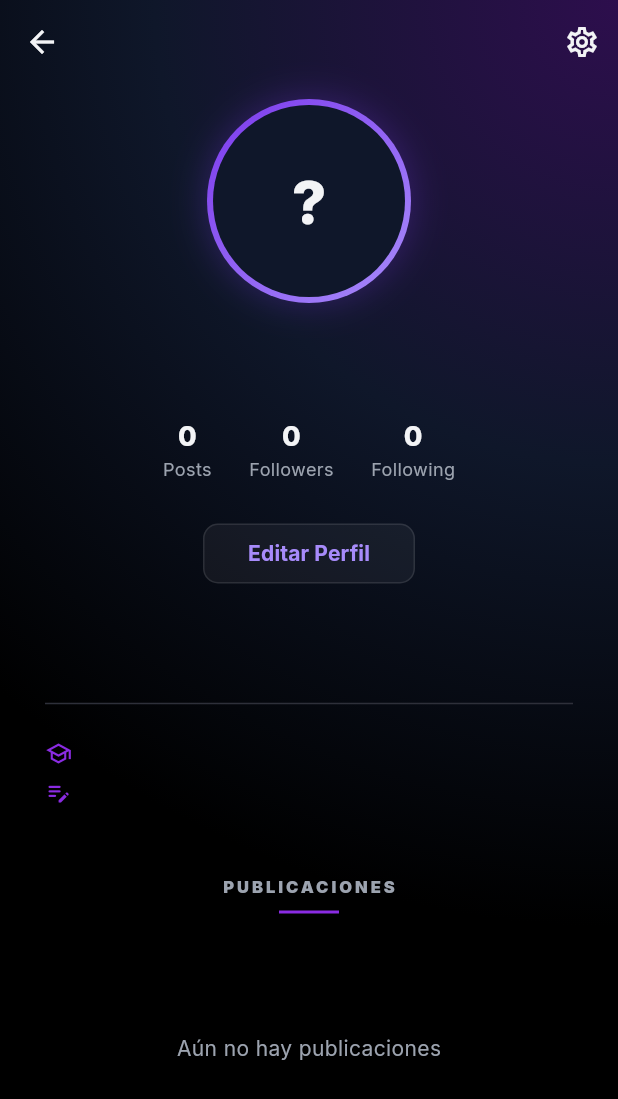
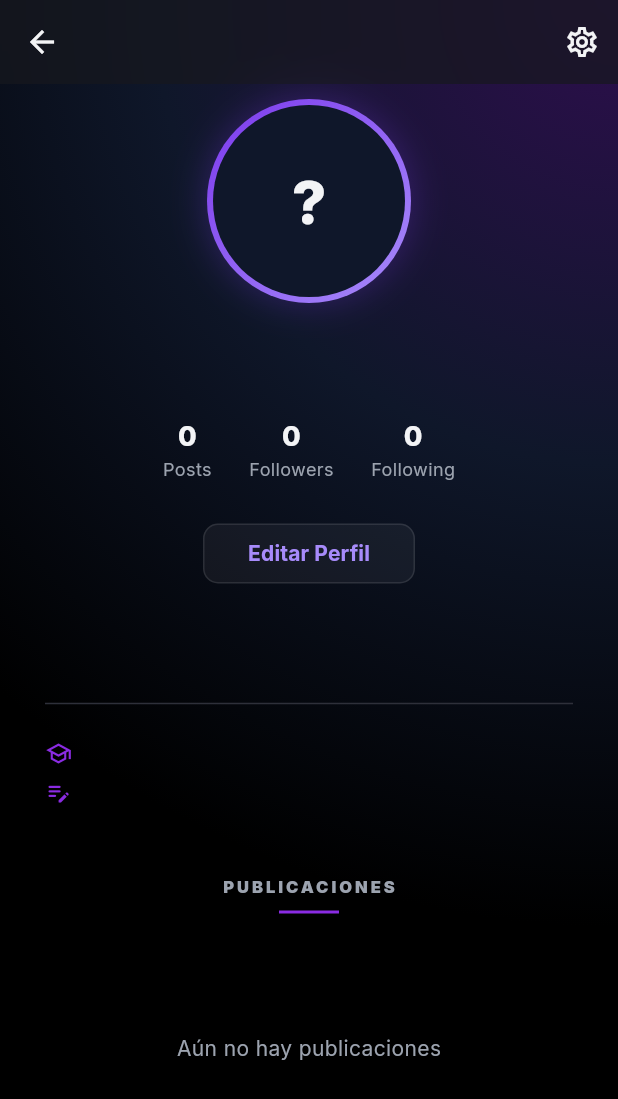
Before and after one commit to bictorp/EA_APP_G5, a Flutter app: the ProfileScreen screen opened directly, on a phone screen of 412 x 824 dp. Shown: the top 1099 px of the screen. Run offline on Flutter 3.47's test engine with Material 3 defaults, Android fonts, the phone set to English and light mode, and no system bars; our stand-ins replace camera, dio, flutter_secure_storage, get, google_fonts, image_cropper and 3 more; missing offline and left inert: photofilters; accounts and stored records are empty; network calls fail.

```diff
--- a/lib/main.dart
+++ b/lib/main.dart
@@ -57,6 +57,7 @@ class MyApp extends StatelessWidget {
       themeMode: themeController.themeMode,
       initialRoute: isLoggedIn ? '/home' : '/login',
       getPages: [
+        GetPage(name: '/', page: () => isLoggedIn ? MainScreen() : LoginScreen()),
         GetPage(name: '/login', page: () => LoginScreen()),
         GetPage(name: '/register', page: () => RegisterScreen()),
         GetPage(name: '/home', page: () => MainScreen()),
--- a/lib/screens/profile_screen.dart
+++ b/lib/screens/profile_screen.dart
@@ -87,6 +87,14 @@ class ProfileScreen extends StatelessWidget {
       pinned: true,
       centerTitle: true,
       iconTheme: IconThemeData(color: AppColors.textHeader),
+      flexibleSpace: ClipRect(
+        child: BackdropFilter(
+          filter: ImageFilter.blur(sigmaX: 15, sigmaY: 15),
+          child: Container(
+            color: AppColors.bg.withOpacity(0.7),
+          ),
+        ),
+      ),
       actions: [
         if (controller.isMe)
           IconButton(
```
Also changed, not shown: lib/services/post_service.dart (+5 -2 lines).
